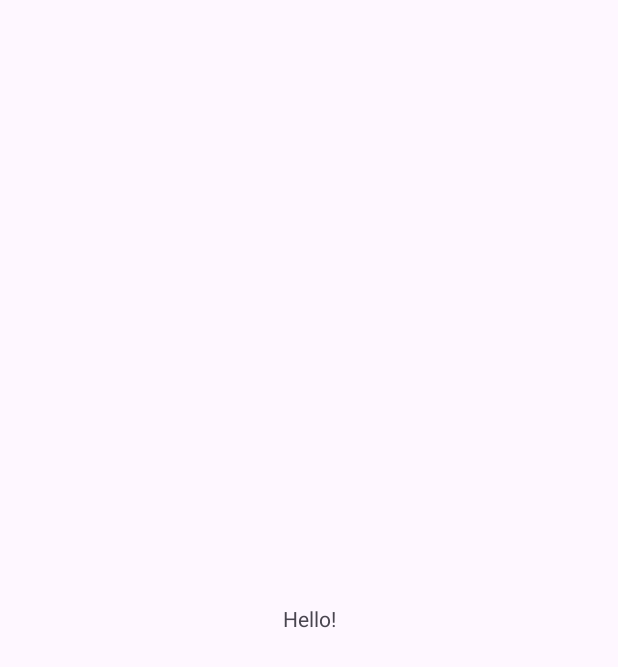
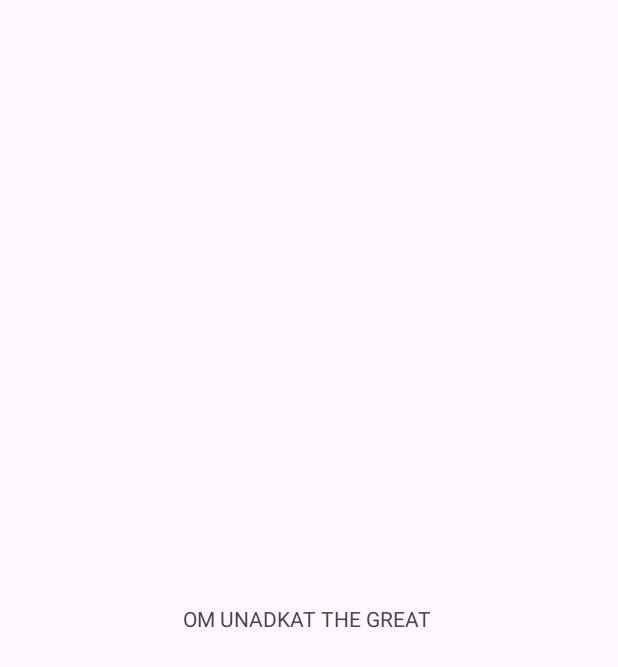
Before and after one commit to khushi703/AttendEase, an Android app: the screen it shows after launch (MainActivity), on a phone screen of 412 x 824 dp. Before the commit the part shown is almost empty. Shown: the top 667 px of the screen. Run offline under Robolectric (Android 15) with nearby library versions, the phone set to English and light mode, and no system bars.

Commit message:
Om unadkat made first change in android std

```diff
--- a/app/src/main/res/layout/activity_main.xml
+++ b/app/src/main/res/layout/activity_main.xml
@@ -10,7 +10,7 @@
     <TextView
         android:layout_width="wrap_content"
         android:layout_height="wrap_content"
-        android:text="Hello!"
+        android:text="OM UNADKAT THE GREAT "
         app:layout_constraintBottom_toBottomOf="parent"
         app:layout_constraintEnd_toEndOf="parent"
         app:layout_constraintStart_toStartOf="parent"
```
